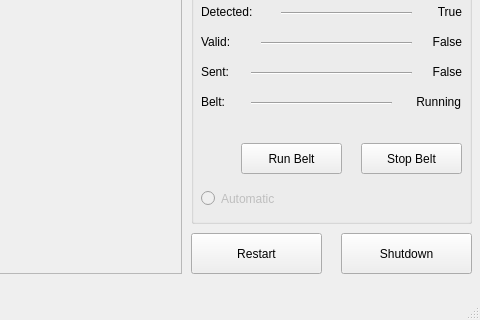
This is windows.ui in hungtooc/find-object as Qt 5 draws it before an edit; both pictures show x 769 to 1249 and y 247 to 567 of the 1249 by 567 pixel window. The edited form follows.
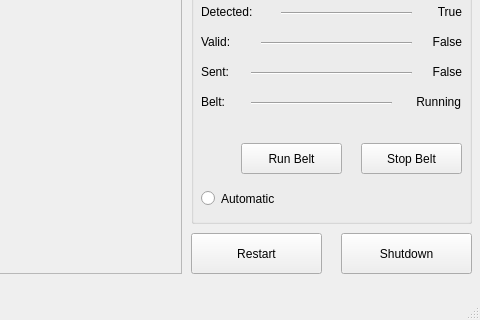
This is the edited form. The open tabs and pages were chosen to show the change. Icons and pictures are not drawn.

Commit message: update function how to stop belt

```diff
--- a/windows.ui
+++ b/windows.ui
@@ -322,7 +322,7 @@
     </widget>
     <widget class="QRadioButton" name="radioButton">
      <property name="enabled">
-      <bool>false</bool>
+      <bool>true</bool>
      </property>
      <property name="geometry">
       <rect>
```
Left out of the diff: 2 changed lines with no effect on the pictures. The commit also changes 1 other file.
